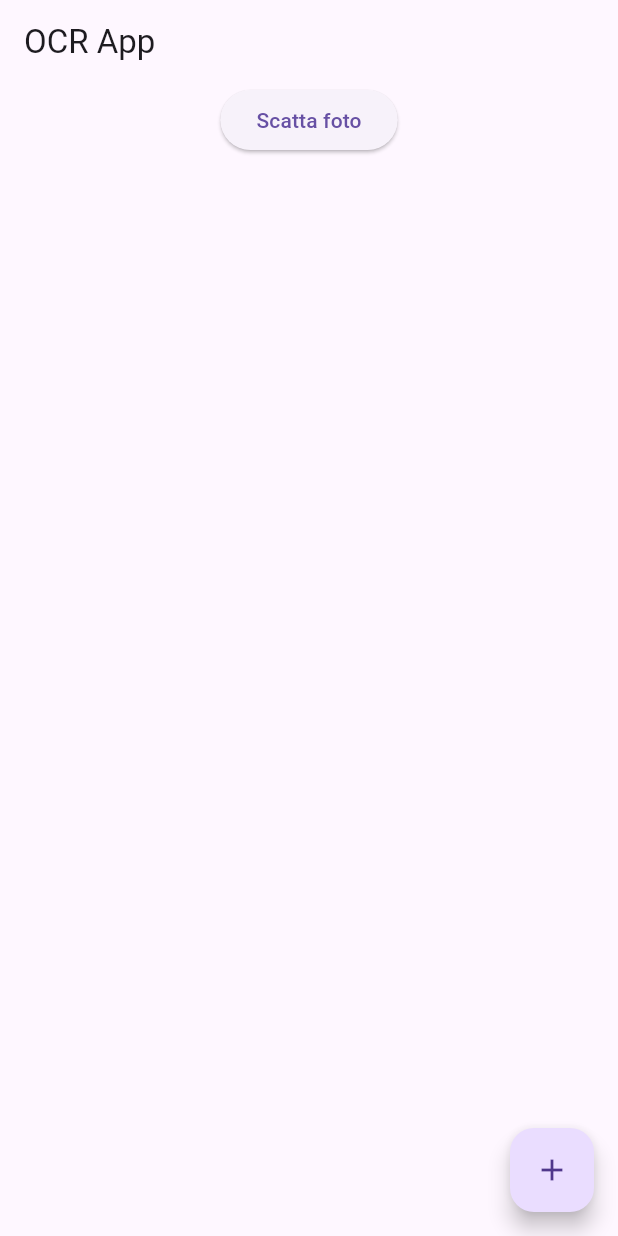
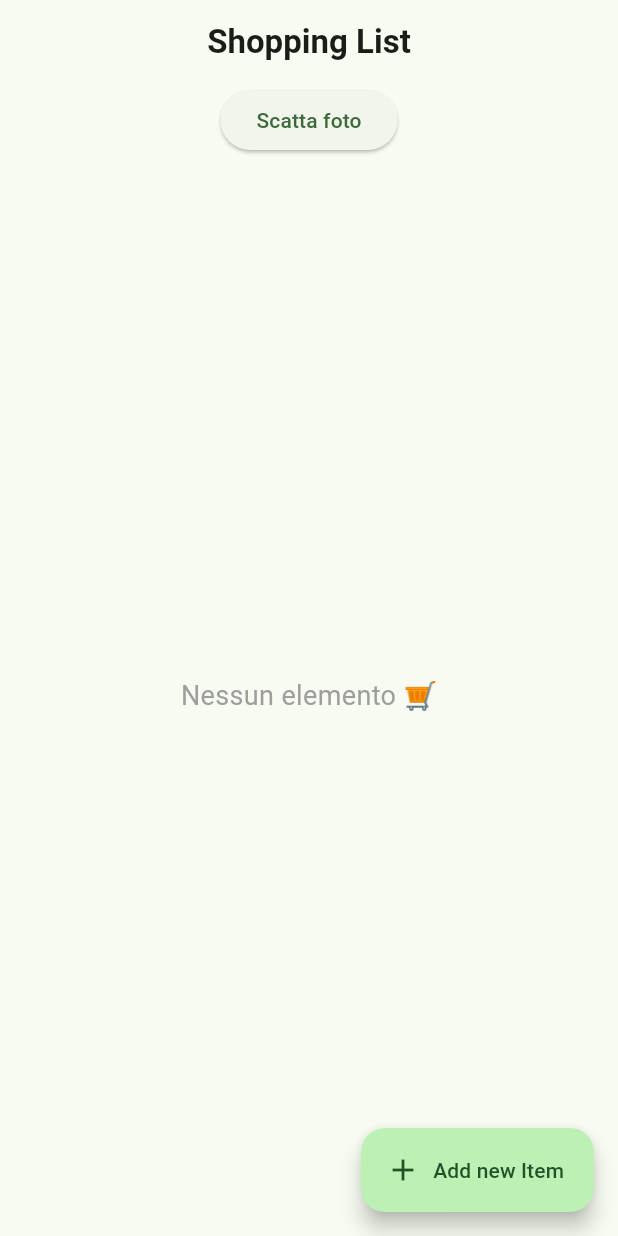
Before and after one commit to alfred-turr/handwriting_app, a Flutter app: the screen it shows after launch, on a phone screen of 412 x 824 dp. Run offline on Flutter 3.47's test engine with Material 3 defaults, Android fonts, the phone set to English and light mode, and no system bars; our stand-ins replace image_picker, shared_preferences; missing offline and left inert: google_mlkit_text_recognition.

Commit message:
add - better ui

```diff
--- a/lib/main.dart
+++ b/lib/main.dart
@@ -14,7 +14,14 @@ void main() {
 class MyApp extends StatelessWidget {
   @override
   Widget build(BuildContext context) {
-    return MaterialApp(home: Home());
+    return MaterialApp(
+  debugShowCheckedModeBanner: false,
+  theme: ThemeData(
+    useMaterial3: true,
+    colorSchemeSeed: Colors.green,
+  ),
+  home: Home(),
+);
   }
 }
 
@@ -122,11 +129,18 @@ class _HomeState extends State<Home> {
   @override
   Widget build(BuildContext context) {
     return Scaffold(
-      floatingActionButton: FloatingActionButton(
+      floatingActionButton: FloatingActionButton.extended(
   onPressed: addItem,
-      child: Icon(Icons.add),
+  icon: Icon(Icons.add),
+  label: Text("Add new Item"),
 ),
-      appBar: AppBar(title: Text("OCR App")),
+      appBar: AppBar(
+  title: Text(
+    "Shopping List",
+    style: TextStyle(fontWeight: FontWeight.bold),
+  ),
+  centerTitle: true,
+),
       body: Column(
         children: [
           ElevatedButton(
@@ -135,7 +149,16 @@ class _HomeState extends State<Home> {
           ),
           if (image != null) Image.file(image!, height: 200),
           Expanded(
-  child: ListView.builder(
+
+  child:
+  items.isEmpty
+    ? Center(
+        child: Text(
+          "Nessun elemento 🛒",
+          style: TextStyle(fontSize: 18, color: Colors.grey),
+        ),
+      )
+  : ListView.builder(
     itemCount: items.length,
     itemBuilder: (context, index) {
       return Dismissible(
@@ -153,6 +176,11 @@ class _HomeState extends State<Home> {
       alignment: Alignment.centerRight,
       child: Icon(Icons.delete, color: Colors.white),
     ),
+    child: Card(
+  margin: EdgeInsets.symmetric(horizontal: 12, vertical: 6),
+  shape: RoundedRectangleBorder(
+    borderRadius: BorderRadius.circular(12),
+  ),
   child: CheckboxListTile(
     value: items[index]["done"],
     onChanged: (value) {
@@ -163,11 +191,18 @@ class _HomeState extends State<Home> {
     },
     title: TextField(
   controller: TextEditingController(text: items[index]["text"]),
+  style: TextStyle(
+    decoration: items[index]["done"]
+        ? TextDecoration.lineThrough
+        : TextDecoration.none,
+    color: items[index]["done"] ? Colors.grey : Colors.black,
+  ),
   onChanged: (value) {
     items[index]["text"] = value;
     saveItems();
   },
   decoration: InputDecoration(border: InputBorder.none),
+),
   ),
 ),
   );
```
Lines whose indentation alone changed are shown as unchanged.
